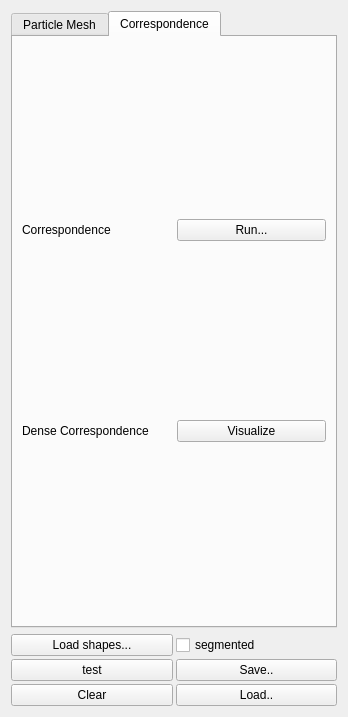
Qt form particles/particles-widget.ui (ialhashim/ddtt-dev) before a commit.
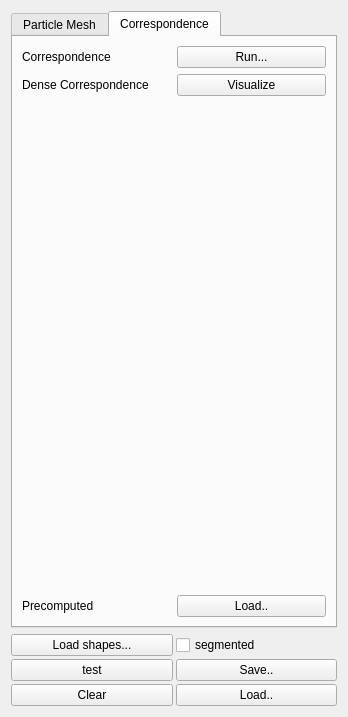
The same form after that commit.

The edit to the form file:
```diff
--- a/particles/particles-widget.ui
+++ b/particles/particles-widget.ui
@@ -363,6 +363,19 @@
        <string>Correspondence</string>
       </attribute>
       <layout class="QGridLayout" name="gridLayout">
+       <item row="2" column="1">
+        <spacer name="verticalSpacer_2">
+         <property name="orientation">
+          <enum>Qt::Vertical</enum>
+         </property>
+         <property name="sizeHint" stdset="0">
+          <size>
+           <width>20</width>
+           <height>40</height>
+          </size>
+         </property>
+        </spacer>
+       </item>
        <item row="0" column="1">
         <widget class="QPushButton" name="runCorrespondence">
          <property name="text">
@@ -391,6 +404,20 @@
          </property>
         </widget>
        </item>
+       <item row="3" column="1">
+        <widget class="QPushButton" name="loadPrecomputed">
+         <property name="text">
+          <string>Load..</string>
+         </property>
+        </widget>
+       </item>
+       <item row="3" column="0">
+        <widget class="QLabel" name="label_9">
+         <property name="text">
+          <string>Precomputed</string>
+         </property>
+        </widget>
+       </item>
       </layout>
      </widget>
     </widget>
```
